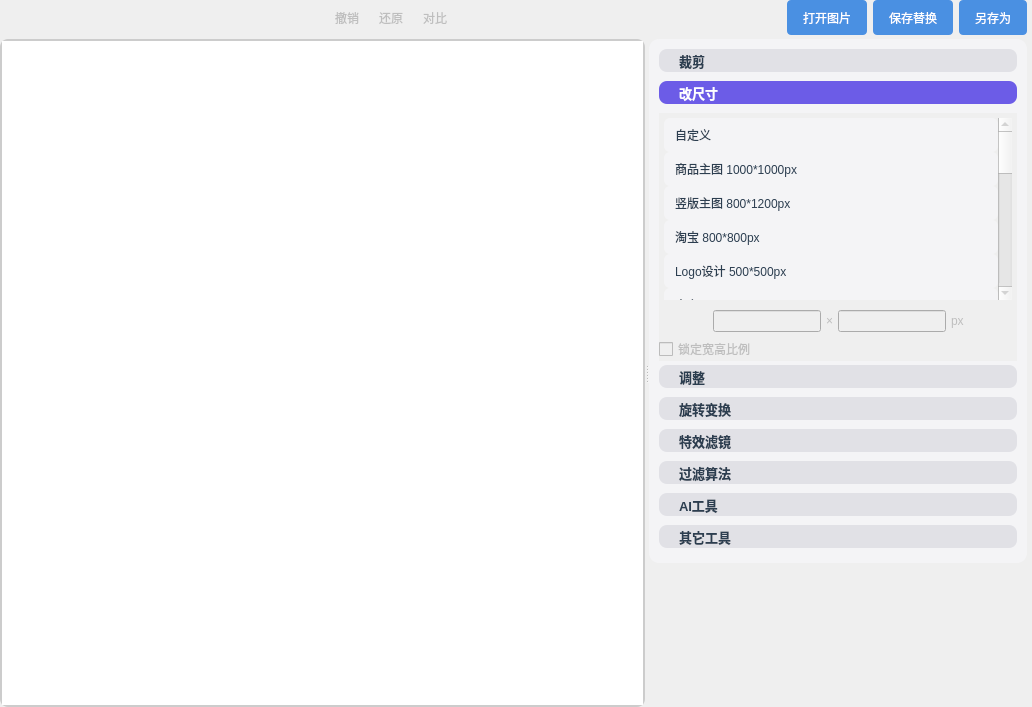
Above: UI/PS.ui from uxinghai/ICMA-Qt before the change. Below: the same form after it.
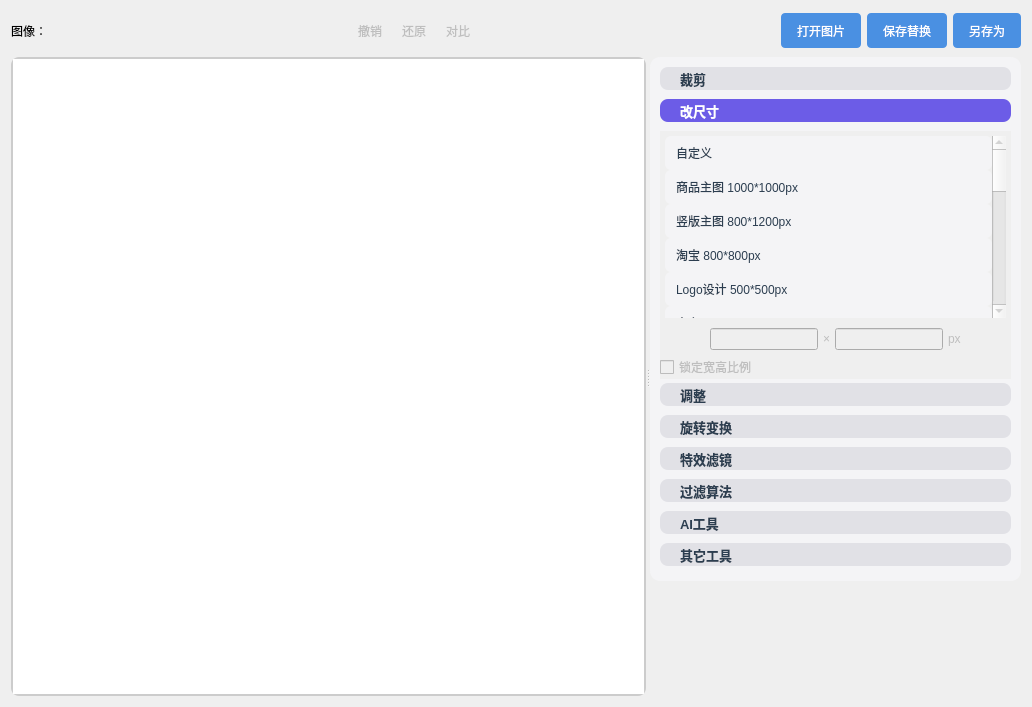
That is the form after the change. The open tabs and pages were chosen to show the change. Icons and pictures are not drawn. Custom widgets are drawn as their Qt base class.

Diff of the .ui file:
```diff
--- a/UI/PS.ui
+++ b/UI/PS.ui
@@ -101,7 +101,19 @@
         }
       </string>
   </property>
-  <layout class="QGridLayout" name="gridLayout_9">
+  <layout class="QGridLayout" name="gridLayout_6">
+   <item row="0" column="0">
+    <widget class="QWidget" name="widget" native="true">
+     <property name="maximumSize">
+      <size>
+       <width>16777215</width>
+       <height>40</height>
+      </size>
+     </property>
+     <property name="contextMenuPolicy">
+      <enum>Qt::CustomContextMenu</enum>
+     </property>
+     <layout class="QGridLayout" name="gridLayout_7">
    <property name="leftMargin">
     <number>0</number>
    </property>
@@ -109,16 +121,13 @@
     <number>0</number>
    </property>
    <property name="rightMargin">
-    <number>5</number>
+       <number>0</number>
    </property>
    <property name="bottomMargin">
     <number>0</number>
    </property>
-   <property name="horizontalSpacing">
-    <number>5</number>
-   </property>
-   <property name="verticalSpacing">
-    <number>4</number>
+      <property name="spacing">
+       <number>0</number>
    </property>
    <item row="0" column="0">
     <layout class="QHBoxLayout" name="horizontalLayout_3">
@@ -126,7 +135,17 @@
       <number>6</number>
      </property>
      <item>
-      <spacer name="horizontalSpacer">
+         <widget class="QLabel" name="lbImgFilePath">
+          <property name="contextMenuPolicy">
+           <enum>Qt::NoContextMenu</enum>
+          </property>
+          <property name="text">
+           <string>图像：</string>
+          </property>
+         </widget>
+        </item>
+        <item>
+         <spacer name="horizontalSpacer_3">
        <property name="orientation">
         <enum>Qt::Horizontal</enum>
        </property>
@@ -372,6 +391,9 @@
      </item>
     </layout>
    </item>
+     </layout>
+    </widget>
+   </item>
    <item row="1" column="0">
     <widget class="QSplitter" name="splitter">
      <property name="acceptDrops">
@@ -818,8 +840,8 @@
            <rect>
             <x>0</x>
             <y>0</y>
-            <width>147</width>
-            <height>225</height>
+            <width>146</width>
+            <height>229</height>
            </rect>
           </property>
           <attribute name="icon">
```
Left out of the diff: 8 changed lines with no effect on the pictures. Lines whose indentation alone changed are shown as unchanged.
